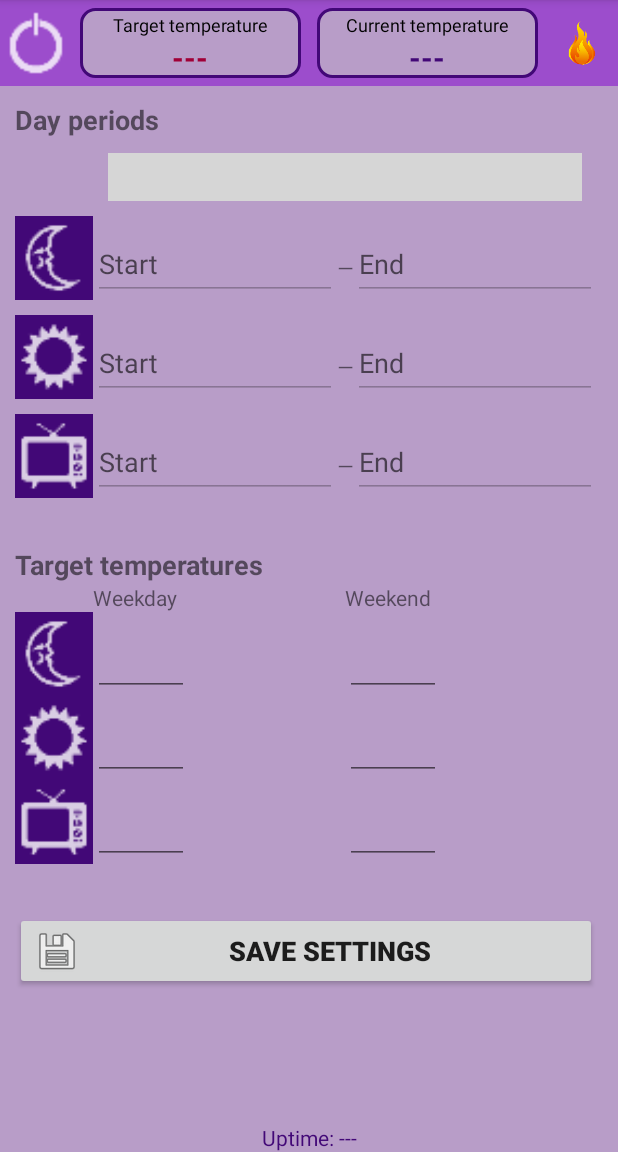
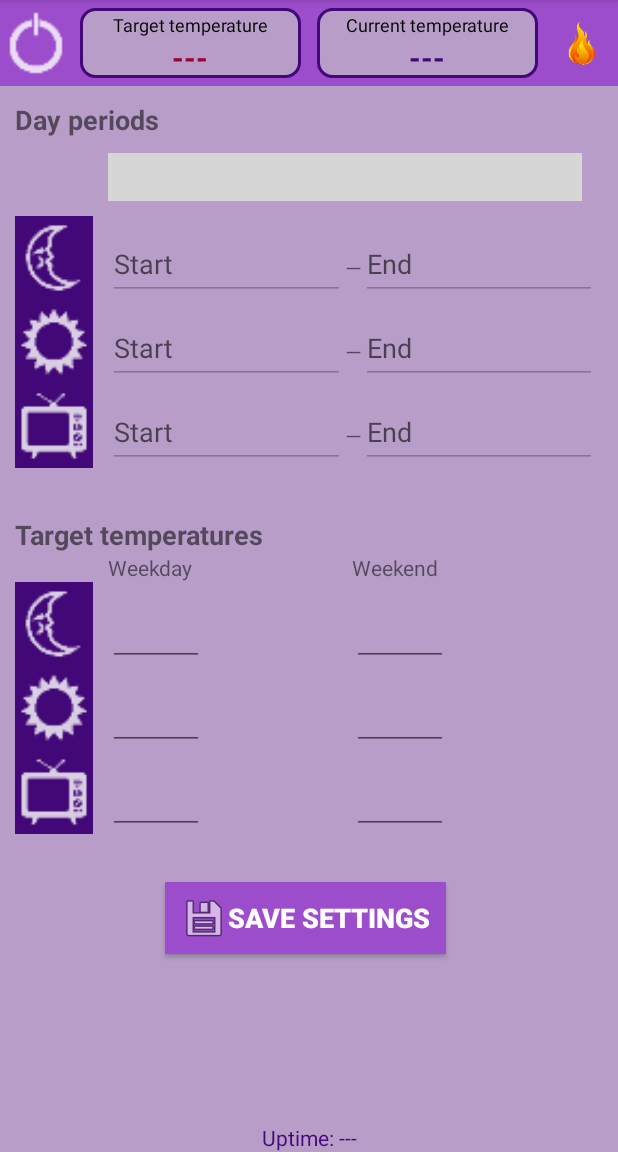
Before and after one commit to norbi72/ThermostatAndroid, an Android app: the screen it shows after launch (MainActivity), after a tap on "Settings", on a phone screen of 412 x 824 dp, the part 84-1236 px from its top. Run offline under Robolectric (Android 15) with nearby library versions, the phone set to English and light mode, and no system bars; libraries missing offline, so code that uses them is left out: com.github.mikephil.charting, io.apptik.widget, org.eclipse.paho; plain views replace MultiSlider; 24 statements that could not run were skipped; grey boxes are pictures that could not be loaded.

Commit message:
Settings layout height lowered removing unnecessary margins, Scrollbar added

```diff
--- a/app/src/main/res/layout/settings_fragment.xml
+++ b/app/src/main/res/layout/settings_fragment.xml
@@ -1,10 +1,12 @@
 <?xml version="1.0" encoding="utf-8"?>
-<androidx.constraintlayout.widget.ConstraintLayout xmlns:android="http://schemas.android.com/apk/res/android"
+<ScrollView xmlns:android="http://schemas.android.com/apk/res/android"
     xmlns:app="http://schemas.android.com/apk/res-auto"
     xmlns:tools="http://schemas.android.com/tools"
     android:id="@+id/settings_fragment"
     android:layout_width="match_parent"
     android:layout_height="match_parent"
+    android:scrollbarStyle="insideInset"
+    android:scrollbars="vertical"
     tools:context=".ui.graph.SettingsFragment">
 
     <LinearLayout
@@ -15,7 +17,6 @@
         android:orientation="vertical"
         android:scrollIndicators="right"
         android:scrollbarStyle="insideInset"
-        android:scrollbars="vertical"
         app:layout_constraintEnd_toEndOf="parent"
         app:layout_constraintStart_toStartOf="parent"
         app:layout_constraintTop_toTopOf="parent">
@@ -50,6 +51,7 @@
             <ImageView
                 android:layout_width="52dp"
                 android:layout_height="match_parent"
+                android:layout_marginEnd="10dp"
                 android:background="@color/primaryDarkColor"
                 android:contentDescription="@string/description_night_time"
                 app:srcCompat="@drawable/ic_moon" />
@@ -66,15 +68,17 @@
                     android:id="@+id/nightStartEdit"
                     android:layout_width="wrap_content"
                     android:layout_height="match_parent"
+                    android:editable="false"
                     android:ems="10"
-                    android:inputType="time" />
+                    android:inputType="time"
+                    tools:ignore="Deprecated" />
 
             </com.google.android.material.textfield.TextInputLayout>
 
             <TextView
                 android:layout_width="wrap_content"
                 android:layout_height="wrap_content"
-                android:text="\u2014" />
+                android:text="@string/dash" />
 
             <com.google.android.material.textfield.TextInputLayout
                 android:layout_width="wrap_content"
@@ -90,7 +94,8 @@
                     android:layout_height="match_parent"
                     android:editable="false"
                     android:ems="10"
-                    android:inputType="time" />
+                    android:inputType="time"
+                    tools:ignore="Deprecated" />
 
             </com.google.android.material.textfield.TextInputLayout>
         </LinearLayout>
@@ -98,12 +103,12 @@
         <LinearLayout
             android:layout_width="match_parent"
             android:layout_height="wrap_content"
-            android:orientation="horizontal"
-            android:paddingTop="10dp">
+            android:orientation="horizontal">
 
             <ImageView
                 android:layout_width="52dp"
                 android:layout_height="match_parent"
+                android:layout_marginEnd="10dp"
                 android:background="@color/primaryDarkColor"
                 android:contentDescription="@string/description_day_time"
                 app:srcCompat="@drawable/ic_sun" />
@@ -122,14 +127,15 @@
                     android:layout_height="match_parent"
                     android:editable="false"
                     android:ems="10"
-                    android:inputType="time" />
+                    android:inputType="time"
+                    tools:ignore="Deprecated" />
 
             </com.google.android.material.textfield.TextInputLayout>
 
             <TextView
                 android:layout_width="wrap_content"
                 android:layout_height="wrap_content"
-                android:text="\u2014" />
+                android:text="@string/dash" />
 
             <com.google.android.material.textfield.TextInputLayout
                 android:layout_width="wrap_content"
@@ -145,7 +151,8 @@
                     android:layout_height="match_parent"
                     android:editable="false"
                     android:ems="10"
-                    android:inputType="time" />
+                    android:inputType="time"
+                    tools:ignore="Deprecated" />
 
             </com.google.android.material.textfield.TextInputLayout>
         </LinearLayout>
@@ -153,12 +160,12 @@
         <LinearLayout
             android:layout_width="match_parent"
             android:layout_height="wrap_content"
-            android:orientation="horizontal"
-            android:paddingTop="10dp">
+            android:orientation="horizontal">
 
             <ImageView
                 android:layout_width="52dp"
                 android:layout_height="match_parent"
+                android:layout_marginEnd="10dp"
                 android:background="@color/primaryDarkColor"
                 android:contentDescription="@string/description_tv_time"
                 app:srcCompat="@drawable/ic_tv" />
@@ -177,14 +184,15 @@
                     android:layout_height="match_parent"
                     android:editable="false"
                     android:ems="10"
-                    android:inputType="time" />
+                    android:inputType="time"
+                    tools:ignore="Deprecated" />
 
             </com.google.android.material.textfield.TextInputLayout>
 
             <TextView
                 android:layout_width="wrap_content"
                 android:layout_height="wrap_content"
-                android:text="\u2014" />
+                android:text="@string/dash" />
 
             <com.google.android.material.textfield.TextInputLayout
                 android:layout_width="wrap_content"
@@ -200,7 +208,8 @@
                     android:layout_height="match_parent"
                     android:editable="false"
                     android:ems="10"
-                    android:inputType="time" />
+                    android:inputType="time"
+                    tools:ignore="Deprecated" />
 
             </com.google.android.material.textfield.TextInputLayout>
         </LinearLayout>
@@ -258,6 +267,7 @@
                 <ImageView
                     android:layout_width="52dp"
                     android:layout_height="match_parent"
+                    android:layout_marginEnd="10dp"
                     android:background="@color/primaryDarkColor"
                     android:contentDescription="@string/description_nighttime"
                     app:srcCompat="@drawable/ic_moon" />
@@ -307,6 +317,7 @@
                 <ImageView
                     android:layout_width="52dp"
                     android:layout_height="match_parent"
+                    android:layout_marginEnd="10dp"
                     android:background="@color/primaryDarkColor"
                     android:contentDescription="@string/description_daytime"
                     app:srcCompat="@drawable/ic_sun" />
@@ -356,6 +367,7 @@
                 <ImageView
                     android:layout_width="52dp"
                     android:layout_height="match_parent"
+                    android:layout_marginEnd="10dp"
                     android:background="@color/primaryDarkColor"
                     android:contentDescription="@string/description_tv_time"
                     app:srcCompat="@drawable/ic_tv" />
@@ -400,16 +412,35 @@
 
         </TableLayout>
 
+        <LinearLayout
+            android:layout_width="match_parent"
+            android:layout_height="wrap_content">
+
+            <Space
+                android:layout_width="wrap_content"
+                android:layout_height="match_parent"
+                android:layout_weight="1" />
+
             <Button
                 android:id="@+id/btnSave"
-            android:layout_width="match_parent"
+                android:layout_width="wrap_content"
                 android:layout_height="wrap_content"
                 android:layout_marginTop="32dp"
+                android:layout_marginBottom="32dp"
+                android:background="@color/primaryLightColor"
                 android:drawableStart="@android:drawable/ic_menu_save"
+                android:paddingHorizontal="10dp"
                 android:text="@string/save_settings"
+                android:textColor="@color/primaryTextColor"
                 android:textSize="18sp"
                 android:textStyle="bold" />
+            <Space
+                android:layout_width="wrap_content"
+                android:layout_height="match_parent"
+                android:layout_weight="1" />
 
         </LinearLayout>
 
-</androidx.constraintlayout.widget.ConstraintLayout>
+    </LinearLayout>
+
+</ScrollView>
--- a/app/src/main/res/values/strings.xml
+++ b/app/src/main/res/values/strings.xml
@@ -28,4 +28,5 @@
     <string name="hint_start">Start</string>
     <string name="label_target_temperatures">Target temperatures</string>
     <string name="save_settings">Save settings</string>
+    <string name="dash" translatable="false">—</string>
 </resources>
```
Lines whose indentation alone changed are shown as unchanged.
